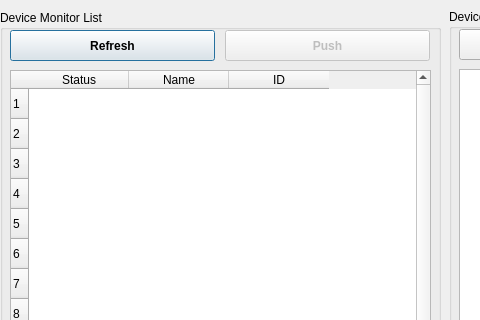
The window that src/app/view/widgets/ui/DeviceScanGui.ui (angustino88/agent) describes before a commit, drawn with Qt 5; both pictures show x 0 to 480 and y 0 to 320 of the 789 by 564 pixel window.
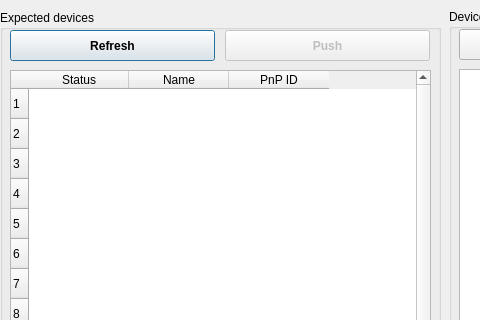
The same window after the commit. Icons and pictures are not drawn.

Commit message: Devices: watch expected devices by registered PnP ID; remove the legacy device model

Patch:
```diff
--- a/src/app/view/widgets/ui/DeviceScanGui.ui
+++ b/src/app/view/widgets/ui/DeviceScanGui.ui
@@ -39,7 +39,7 @@
     </rect>
    </property>
    <property name="title">
-    <string>Device Monitor List</string>
+    <string>Expected devices</string>
    </property>
    <widget class="QTableWidget" name="device_table">
     <property name="geometry">
@@ -87,7 +87,7 @@
     </column>
     <column>
      <property name="text">
-      <string>ID</string>
+      <string>PnP ID</string>
      </property>
     </column>
    </widget>
```
The commit also changes 19 other files.
